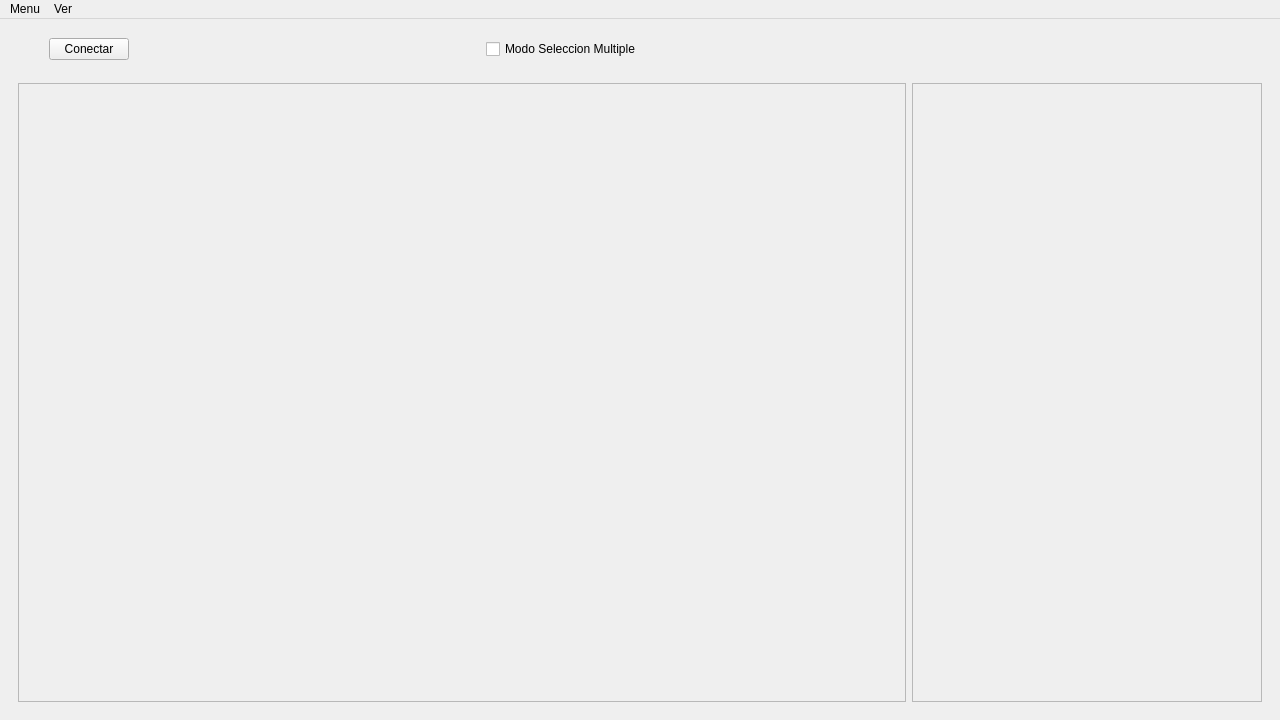
Qt form Indi-Cosmos/mainwindow.ui (eyehalcon97/Indi-Cosmos) before a commit.
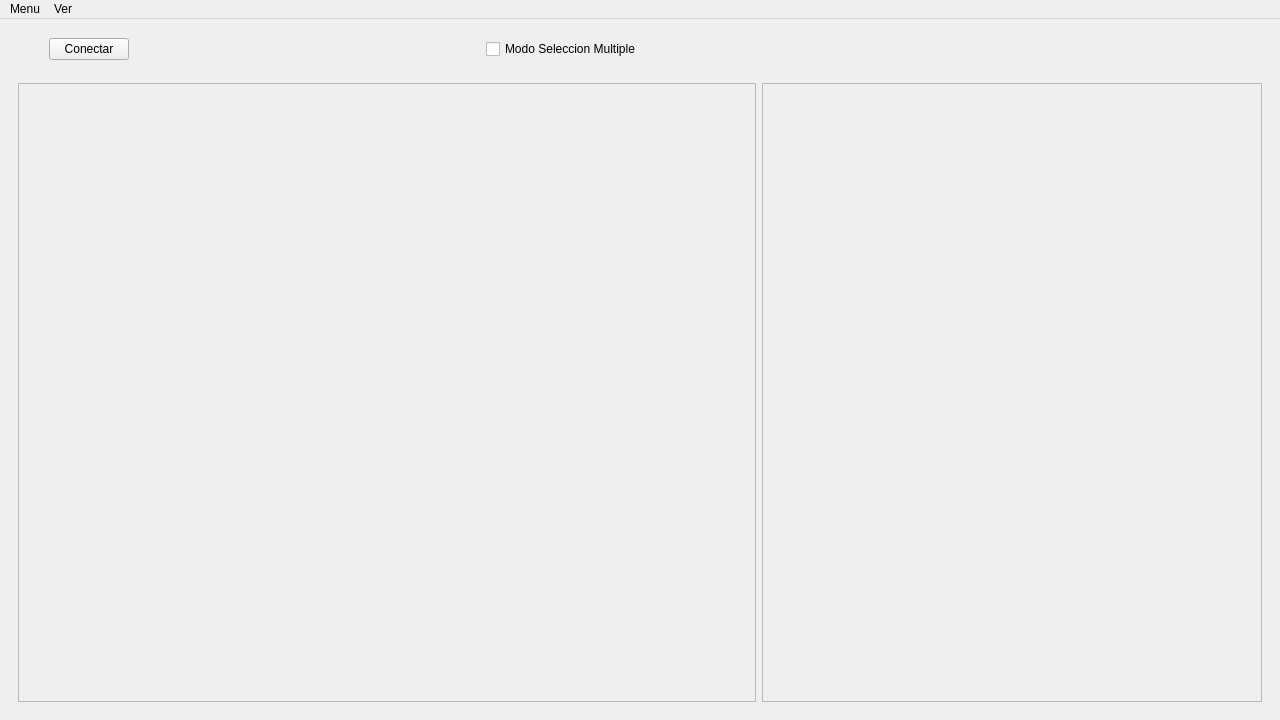
The same form after that commit. Icons and pictures are not drawn.

What changed in the file:
```diff
--- a/Indi-Cosmos/mainwindow.ui
+++ b/Indi-Cosmos/mainwindow.ui
@@ -110,7 +110,7 @@
            <rect>
             <x>0</x>
             <y>0</y>
-            <width>886</width>
+            <width>736</width>
             <height>617</height>
            </rect>
           </property>
@@ -127,13 +127,13 @@
         <widget class="QScrollArea" name="PanelDerecho">
          <property name="minimumSize">
           <size>
-           <width>350</width>
+           <width>500</width>
            <height>400</height>
           </size>
          </property>
          <property name="maximumSize">
           <size>
-           <width>200</width>
+           <width>500</width>
            <height>16777215</height>
           </size>
          </property>
@@ -145,7 +145,7 @@
            <rect>
             <x>0</x>
             <y>0</y>
-            <width>348</width>
+            <width>498</width>
             <height>617</height>
            </rect>
           </property>
```
